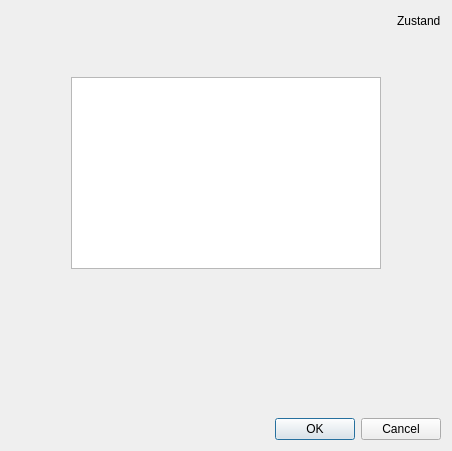
Old version of the form apmui.ui in the repository CHRISIzzDA/APM_Qt_UI_v1.
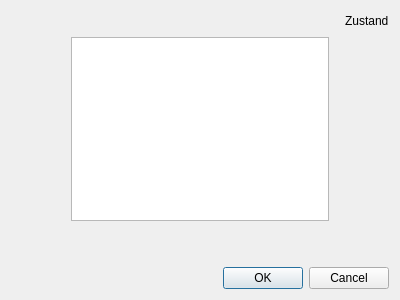
New version of the form.

Patch:
```diff
--- a/apmui.ui
+++ b/apmui.ui
@@ -6,8 +6,8 @@
    <rect>
     <x>0</x>
     <y>0</y>
-    <width>452</width>
-    <height>451</height>
+    <width>400</width>
+    <height>300</height>
    </rect>
   </property>
   <property name="windowTitle">
@@ -39,17 +39,17 @@
     </layout>
    </item>
    <item>
-    <spacer name="verticalSpacer">
+    <spacer name="verticalSpacer_2">
      <property name="orientation">
       <enum>Qt::Vertical</enum>
      </property>
      <property name="sizeType">
-      <enum>QSizePolicy::Minimum</enum>
+      <enum>QSizePolicy::Expanding</enum>
      </property>
      <property name="sizeHint" stdset="0">
       <size>
        <width>20</width>
-       <height>40</height>
+       <height>7</height>
       </size>
      </property>
     </spacer>
@@ -101,12 +101,12 @@
     </layout>
    </item>
    <item>
-    <spacer name="verticalSpacer_2">
+    <spacer name="verticalSpacer">
      <property name="orientation">
       <enum>Qt::Vertical</enum>
      </property>
      <property name="sizeType">
-      <enum>QSizePolicy::Expanding</enum>
+      <enum>QSizePolicy::Minimum</enum>
      </property>
      <property name="sizeHint" stdset="0">
       <size>
```
Left out of the diff: 26 changed lines with no effect on the pictures.
